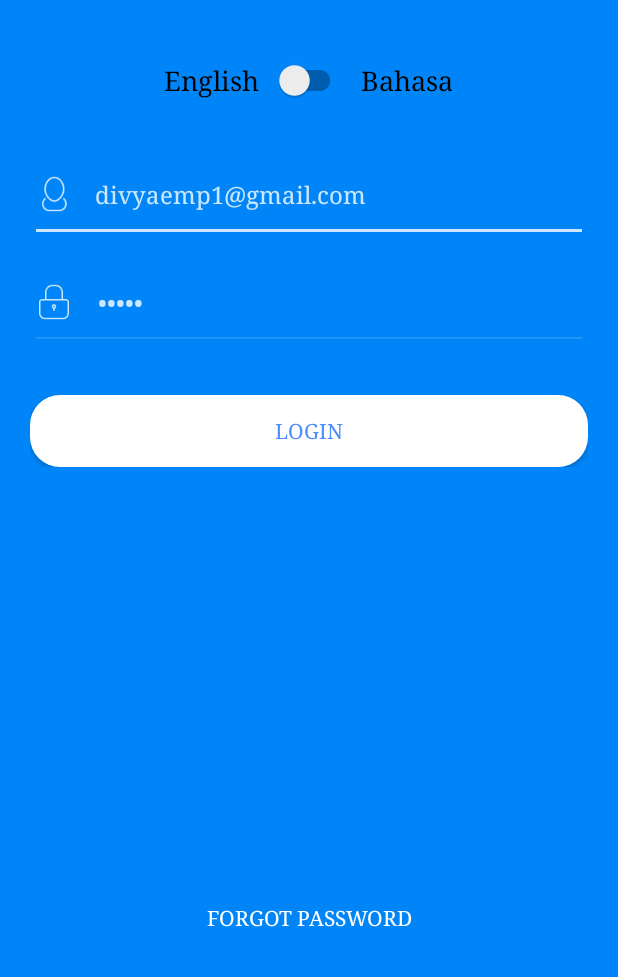
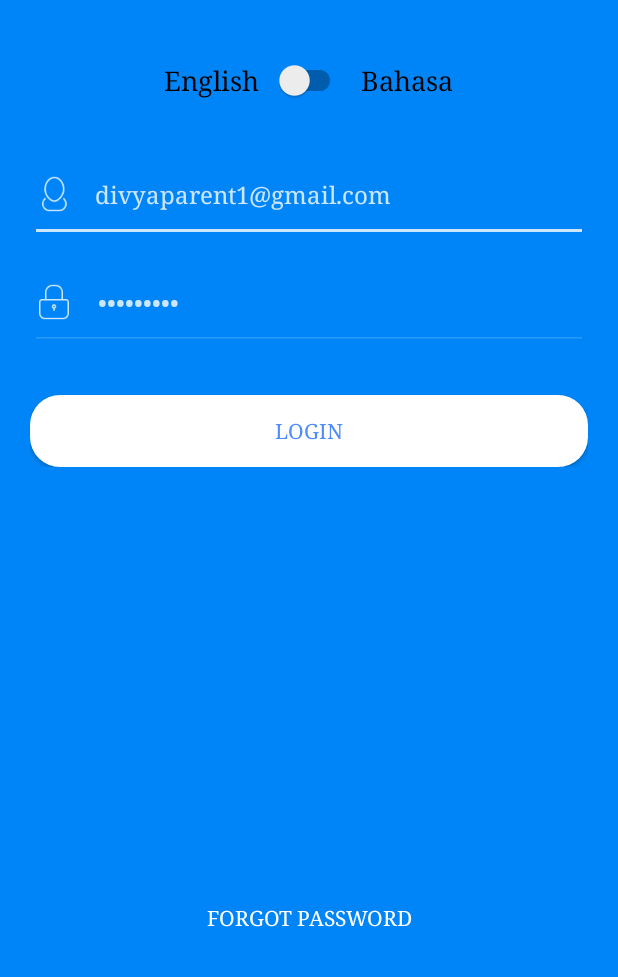
Before and after one commit to shyam1234/NewBlankFramework, an Android app: the LoginActivity screen opened directly, with no data from a screen before it, on a phone screen of 412 x 824 dp, the part 259-1236 px from its top. Run offline under Robolectric (Android 15) with nearby library versions, the light colour scheme and no system bars; our stand-ins replace Volley; libraries missing offline, so code that uses them is left out: com.mikhaellopez.circularprogressbar, com.onesignal; network calls fail.

Commit message:
IT_office

```diff
--- a/app/src/main/java/com/stpl/edurp/activities/LoginActivity.java
+++ b/app/src/main/java/com/stpl/edurp/activities/LoginActivity.java
@@ -90,11 +90,11 @@ public class LoginActivity extends AppCompatActivity implements View.OnClickList
         //mEditTextUserName.setText("divyaparent1@gmail.com");
         //mEditTextPassword.setText("login@123");
         /*For employee*/
-        mEditTextUserName.setText("divyaemp1@gmail.com");
-        mEditTextPassword.setText("89156");
+//        mEditTextUserName.setText("divyaemp1@gmail.com");
+//        mEditTextPassword.setText("89156");
 
-//        mEditTextUserName.setText("divyaparent1@gmail.com");
-//        mEditTextPassword.setText("login@123");
+        mEditTextUserName.setText("divyaparent1@gmail.com");
+        mEditTextPassword.setText("login@123");
 
 //        mEditTextUserName.setText("harshaparent@gmail.com");
 //        mEditTextPassword.setText("96968");
@@ -138,7 +138,8 @@ public class LoginActivity extends AppCompatActivity implements View.OnClickList
         if (Utils.validateUserName(mEditTextUserName) &&
                 Utils.validatePassword(mEditTextPassword)) {
 
-            Utils.langConversion(this, mButtonLogin, WSContant.TAG_LANG_PROCESSDING, getString(R.string.proceeding), UserInfo.lang_pref);
+            mButtonLogin.setText(Utils.getLangConversion(WSContant.TAG_LANG_PROCESSDING,getString(R.string.proceeding),UserInfo.lang_pref));
+            //Utils.langConversion(this, mButtonLogin, WSContant.TAG_LANG_PROCESSDING, getString(R.string.proceeding), UserInfo.lang_pref);
             //mButtonLogin.setText(getResources().getString(R.string.proceeding));
             mButtonLogin.setEnabled(false);
             //call to WS and validate given credential----
@@ -167,7 +168,8 @@ public class LoginActivity extends AppCompatActivity implements View.OnClickList
                         bindDataWithParentStudentMenuDetailsDataModel(holder);
                         //--------------------------------------------------------------------
                         //mButtonLogin.setText(getResources().getString(R.string.success));
-                        Utils.langConversion(LoginActivity.this, mButtonLogin, WSContant.TAG_LANG_SUCCESS, getString(R.string.success), UserInfo.lang_pref);
+                        //Utils.langConversion(LoginActivity.this, mButtonLogin, WSContant.TAG_LANG_SUCCESS, getString(R.string.success), UserInfo.lang_pref);
+                        mButtonLogin.setText(Utils.getLangConversion(WSContant.TAG_LANG_SUCCESS,getString(R.string.success),UserInfo.lang_pref));
                         mButtonLogin.setEnabled(false);
                         navigateToNextPage();
 
@@ -366,19 +368,23 @@ public class LoginActivity extends AppCompatActivity implements View.OnClickList
     public void onCheckedChanged(CompoundButton buttonView, boolean isChecked) {
         if (isChecked) {
             SharedPreferencesApp.getInstance().saveLangSelection(WSContant.TAG_BHASHA);
-            setLangSelection();
         } else {
             SharedPreferencesApp.getInstance().saveLangSelection(WSContant.TAG_ENG);
-            setLangSelection();
         }
+        setLangSelection();
     }
 
 
     public void setLangSelection() {
-        Utils.langConversion(this, mButtonLogin, WSContant.TAG_LANG_LOGIN, getString(R.string.sign_in), UserInfo.lang_pref);
+        mButtonLogin.setText(Utils.getLangConversion( WSContant.TAG_LANG_LOGIN, getString(R.string.sign_in), UserInfo.lang_pref));
+        mEditTextUserName.setText(Utils.getLangConversion( WSContant.TAG_LANG_USERNAME, getString(R.string.user_name), UserInfo.lang_pref));
+        mEditTextPassword.setText(Utils.getLangConversion( WSContant.TAG_LANG_PASSWORD, getString(R.string.password), UserInfo.lang_pref));
+        mTextViewForgotPassword.setText(Utils.getLangConversion( WSContant.TAG_LANG_FORGOTPASSWORD, getString(R.string.forgot_password), UserInfo.lang_pref));
+
+       /* Utils.langConversion(this, mButtonLogin, WSContant.TAG_LANG_LOGIN, getString(R.string.sign_in), UserInfo.lang_pref);
         Utils.langConversion(this, mEditTextUserName, WSContant.TAG_LANG_USERNAME, getString(R.string.user_name), UserInfo.lang_pref);
         Utils.langConversion(this, mEditTextPassword, WSContant.TAG_LANG_PASSWORD, getString(R.string.password), UserInfo.lang_pref);
-        Utils.langConversion(this, mTextViewForgotPassword, WSContant.TAG_LANG_FORGOTPASSWORD, getString(R.string.forgot_password), UserInfo.lang_pref);
+        Utils.langConversion(this, mTextViewForgotPassword, WSContant.TAG_LANG_FORGOTPASSWORD, getString(R.string.forgot_password), UserInfo.lang_pref);*/
     }
 
 }
--- a/app/src/main/java/com/stpl/edurp/adapters/NewsAdapter.java
+++ b/app/src/main/java/com/stpl/edurp/adapters/NewsAdapter.java
@@ -59,7 +59,8 @@ public class NewsAdapter extends RecyclerView.Adapter<NewsAdapter.MyViewHolder>
         //--------------------------------------------------------------
         holder.imageViewRhumbnil.setOnClickListener(mListener);
         holder.imageViewRhumbnil.setTag(position);
-        Utils.langConversion(mContext, holder.textViewTag, WSContant.TAG_LANG_NEWS, mList.get(position).getMenuCode(), UserInfo.lang_pref);
+        //Utils.langConversion(mContext, holder.textViewTag, WSContant.TAG_LANG_NEWS, mList.get(position).getMenuCode(), UserInfo.lang_pref);
+        holder.textViewTag.setText(Utils.getLangConversion(WSContant.TAG_LANG_NEWS,  mList.get(position).getMenuCode(),UserInfo.lang_pref));
 
         if(mList.get(position).getLikedByMe()==1){
             holder.imageViewLike.setImageResource(R.drawable.comments_like_icon_active);
--- a/app/src/main/java/com/stpl/edurp/constant/WSContant.java
+++ b/app/src/main/java/com/stpl/edurp/constant/WSContant.java
@@ -92,7 +92,7 @@ public interface WSContant {
     String TAG_VALUE_NOT_PAID = "Not Paid";
     String TAG_ENG = "E";//"eng";
     String TAG_BHASHA = "B";//"bhasha";
-
+    //---for lang conversion--------------------------------------
     String TAG_LANG_LOGIN = "lblLogin";
     String TAG_LANG_USERNAME = "lblUserName";
     String TAG_LANG_PASSWORD = "lblPassword";
@@ -116,6 +116,13 @@ public interface WSContant {
     String TAG_LANG_OPTIONS = "lblOptions";//pending
     String TAG_LANG_SETTING = "lblSettings";
     String TAG_LANG_LOGOUT = "lblLogout";
+    String TAG_LANG_VIEW = "lblview";
+    String TAG_LANG_DOWNLOAD_RECEIPT = "lblDownloadReceipt";
+    String TAG_LANG_VIEW_DETAILS = "lblViewDetails";
+    String TAG_LANG_PAY_NOW = "lblPayNow";
+    String TAG_LANG_PART_PAYMENT = "lblPartPayment";
+    String TAG_LANG_DUE_DATE = "lblDueDate";
+    //---------------------------------------------------------------------
     String TAG_TIMETABLEDATE = "TimeTableDate";
     String TAG_WS_TIMETABLE = "ws_timetable";
     String TAG_NR = "NR";
@@ -133,4 +140,7 @@ public interface WSContant {
     String TAG_FINANCIALYEARMONTHID ="financialyearmonthId";
     String TAG_LANGUAGE="Language";
     String TAG_FACULTY_ID = "FacultyId";
+
+
+
 }
--- a/app/src/main/java/com/stpl/edurp/fragments/FeeFragment.java
+++ b/app/src/main/java/com/stpl/edurp/fragments/FeeFragment.java
@@ -83,7 +83,7 @@ public class FeeFragment extends Fragment implements View.OnClickListener {
         DashboardActivity.mHandler = new Handler(new Handler.Callback() {
             @Override
             public boolean handleMessage(Message msg) {
-                switch ((Integer) msg.what) {
+                switch (msg.what) {
                     case 1:
                         //Toast.makeText(getContext(), "student id : " + UserInfo.studentId, Toast.LENGTH_SHORT).show();
                         DashboardActivity.mHandler.removeMessages(1);
@@ -98,7 +98,7 @@ public class FeeFragment extends Fragment implements View.OnClickListener {
 
     private void initView() {
         //------------------------------------
-        View inc = (View) getView().findViewById(R.id.inc_results);
+        View inc = getView().findViewById(R.id.inc_results);
         inc.setVisibility(View.VISIBLE);
         TextView mTextViewTitle = (TextView) getView().findViewById(R.id.textview_title);
         mTextViewTitle.setText(R.string.tab_fee);
@@ -139,6 +139,7 @@ public class FeeFragment extends Fragment implements View.OnClickListener {
                 //paid
                 break;
             case R.id.btn_download_details:
+            case R.id.btn_download_details1:
                 int posi = (int)view.getTag();
                 AppLog.log(TAG, "btn_download_details");
                 final String sfAssociationId = ""+mFeeList.get(posi).getReferenceId();//"436";
@@ -151,6 +152,7 @@ public class FeeFragment extends Fragment implements View.OnClickListener {
                                 @Override
                                 public void run() {
                                     FileManager.showDownloadFile(getActivity(), WSContant.DOWNLOAD_FOLDER, sfAssociationId + ".pdf");
+                                    mFeeAdapter.notifyDataSetChanged();
                                 }
                             });
                         }
--- a/app/src/main/java/com/stpl/edurp/utils/Utils.java
+++ b/app/src/main/java/com/stpl/edurp/utils/Utils.java
@@ -1,17 +1,10 @@
 package com.stpl.edurp.utils;
 
-import android.Manifest;
 import android.app.Activity;
 import android.app.ProgressDialog;
-import android.content.ActivityNotFoundException;
 import android.content.Context;
-import android.content.Intent;
-import android.content.pm.PackageManager;
 import android.graphics.drawable.ColorDrawable;
 import android.net.ConnectivityManager;
-import android.net.Uri;
-import android.os.Environment;
-import android.support.v4.app.ActivityCompat;
 import android.support.v4.app.Fragment;
 import android.support.v4.app.FragmentManager;
 import android.support.v4.app.FragmentTransaction;
@@ -35,7 +28,6 @@ import com.stpl.edurp.constant.WSContant;
 import com.stpl.edurp.database.TableLanguage;
 import com.stpl.edurp.database.TableParentStudentMenuDetails;
 import com.stpl.edurp.fragments.HomeFragment;
-import com.stpl.edurp.fragments.NoticeboardFragment;
 import com.stpl.edurp.interfaces.ICallBack;
 import com.stpl.edurp.models.GetMobileHomeDataModel;
 import com.stpl.edurp.models.LoginDataModel;
@@ -45,7 +37,6 @@ import com.stpl.edurp.network.IWSRequest;
 import com.stpl.edurp.network.WSRequest;
 import com.stpl.edurp.parser.ParseResponse;
 
-import java.io.File;
 import java.io.UnsupportedEncodingException;
 import java.text.SimpleDateFormat;
 import java.util.ArrayList;
@@ -512,37 +503,60 @@ public class Utils {
      * @param defaultString
      * @param langPref
      */
-    public static void langConversion(Context pContext, Object obj, String pConversionCode, String defaultString, String langPref) {
+//    public static void langConversion(Context pContext, Object obj, String pConversionCode, String defaultString, String langPref) {
+//        TableLanguage holder = new TableLanguage();
+//        try {
+//            AppLog.log(TAG, "Lang pref " + langPref);
+//            holder.openDB(pContext);
+//            langPref = (langPref != null ? langPref : WSContant.TAG_ENG);
+//            switch (langPref) {
+//                case WSContant.TAG_ENG:
+//                    if (obj instanceof Button) {
+//                        ((Button) obj).setText(holder.getValue(pConversionCode).getEnglishVersion() != null ? holder.getValue(pConversionCode).getEnglishVersion() : defaultString);
+//                    } else if (obj instanceof EditText) {
+//                        ((EditText) obj).setHint(holder.getValue(pConversionCode).getEnglishVersion() != null ? holder.getValue(pConversionCode).getEnglishVersion() : defaultString);
+//                    } else if (obj instanceof TextView) {
+//                        ((TextView) obj).setText(holder.getValue(pConversionCode).getEnglishVersion() != null ? holder.getValue(pConversionCode).getEnglishVersion() : defaultString);
+//                    }
+//                    break;
+//                case WSContant.TAG_BHASHA:
+//                    if (obj instanceof Button) {
+//                        ((Button) obj).setText(holder.getValue(pConversionCode).getBahasaVersion() != null ? holder.getValue(pConversionCode).getBahasaVersion() : defaultString);
+//                    } else if (obj instanceof EditText) {
+//                        ((EditText) obj).setHint(holder.getValue(pConversionCode).getBahasaVersion() != null ? holder.getValue(pConversionCode).getBahasaVersion() : defaultString);
+//                    } else if (obj instanceof TextView) {
+//                        ((TextView) obj).setText((holder.getValue(pConversionCode).getBahasaVersion() != null ? holder.getValue(pConversionCode).getBahasaVersion() : defaultString));
+//                    }
+//                    break;
+//            }
+//        } catch (Exception e) {
+//            AppLog.errLog(TAG, e.getMessage());
+//        } finally {
+//            holder.closeDB();
+//        }
+//    }
+
+
+    public static String getLangConversion(String pConversionCode, String defaultString, String langPref) {
         TableLanguage holder = new TableLanguage();
         try {
-            AppLog.log(TAG, "Lang pref " + langPref);
-            holder.openDB(pContext);
+            AppLog.log(TAG, "getLangConversion ++++ Lang pref " + langPref);
+            holder.openDB(MyApplication.getInstance().getApplicationContext());
             langPref = (langPref != null ? langPref : WSContant.TAG_ENG);
             switch (langPref) {
                 case WSContant.TAG_ENG:
-                    if (obj instanceof Button) {
-                        ((Button) obj).setText(holder.getValue(pConversionCode).getEnglishVersion() != null ? holder.getValue(pConversionCode).getEnglishVersion() : defaultString);
-                    } else if (obj instanceof EditText) {
-                        ((EditText) obj).setHint(holder.getValue(pConversionCode).getEnglishVersion() != null ? holder.getValue(pConversionCode).getEnglishVersion() : defaultString);
-                    } else if (obj instanceof TextView) {
-                        ((TextView) obj).setText(holder.getValue(pConversionCode).getEnglishVersion() != null ? holder.getValue(pConversionCode).getEnglishVersion() : defaultString);
-                    }
-                    break;
+                    return (( holder.getValue(pConversionCode).getEnglishVersion() != null )? holder.getValue(pConversionCode).getEnglishVersion() : defaultString);
+
                 case WSContant.TAG_BHASHA:
-                    if (obj instanceof Button) {
-                        ((Button) obj).setText(holder.getValue(pConversionCode).getBahasaVersion() != null ? holder.getValue(pConversionCode).getBahasaVersion() : defaultString);
-                    } else if (obj instanceof EditText) {
-                        ((EditText) obj).setHint(holder.getValue(pConversionCode).getBahasaVersion() != null ? holder.getValue(pConversionCode).getBahasaVersion() : defaultString);
-                    } else if (obj instanceof TextView) {
-                        ((TextView) obj).setText((holder.getValue(pConversionCode).getBahasaVersion() != null ? holder.getValue(pConversionCode).getBahasaVersion() : defaultString));
-                    }
-                    break;
+                    return (holder.getValue(pConversionCode).getBahasaVersion() != null ? holder.getValue(pConversionCode).getBahasaVersion() : defaultString);
+
             }
         } catch (Exception e) {
             AppLog.errLog(TAG, e.getMessage());
         } finally {
             holder.closeDB();
         }
+        return defaultString;
     }
 
 
--- a/app/src/main/res/layout/activity_fee_row.xml
+++ b/app/src/main/res/layout/activity_fee_row.xml
@@ -2,9 +2,11 @@
 <LinearLayout xmlns:android="http://schemas.android.com/apk/res/android"
     android:layout_width="match_parent"
     android:layout_height="wrap_content"
+    android:background="@color/colorWhite"
     android:orientation="vertical">
 
     <android.support.v7.widget.CardView
+        android:layout_margin="5dp"
         android:layout_width="match_parent"
         android:layout_height="wrap_content"
         android:background="@color/colorGrayTransparent">
@@ -59,7 +61,7 @@
 
 
                 <Button
-                    android:id="@+id/btn_download_details"
+                    android:id="@+id/btn_download_details1"
                     android:layout_width="250dp"
                     android:layout_height="40dp"
                     android:layout_below="@+id/lin_holder1"
--- a/app/src/main/res/values/strings.xml
+++ b/app/src/main/res/values/strings.xml
@@ -119,4 +119,5 @@
     <string name="computation_sheet">Computation Sheet</string>
     <string name="financial_year">Financial Year</string>
     <string name="results">Results</string>
+    <string name="view">View</string>
 </resources>
```
Also changed, not shown: app/src/main/java/com/stpl/edurp/activities/ForgotActivity.java (+12 -7 lines), app/src/main/java/com/stpl/edurp/adapters/FeeAdapter.java (+20 -3 lines), app/src/main/java/com/stpl/edurp/fragments/HomeFragment.java (+7 -4 lines), app/src/main/java/com/stpl/edurp/fragments/NewsFragment.java (+5 -3 lines), app/src/main/java/com/stpl/edurp/fragments/OptionsFragment.java (+11 -5 lines), app/src/main/res/layout/fragment_fee.xml (+4 -3 lines).
